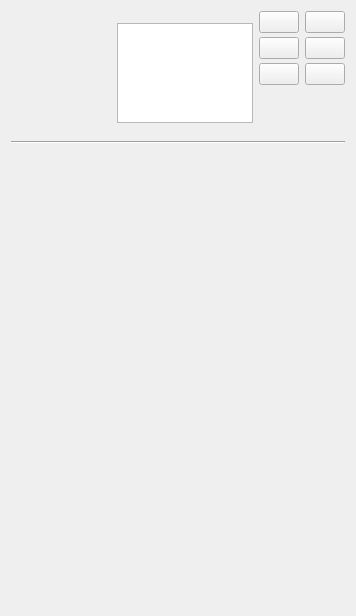
Old version of the form src/ui/qgssymbolselectordialogbase.ui in the repository qgis/QGIS.
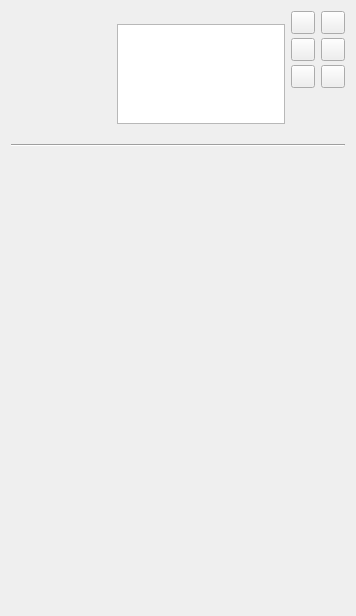
New version of the form. Custom widgets are drawn as their Qt base class.

Commit message: Expose option to color lock symbol layers for selected features in GUI

```diff
--- a/src/ui/qgssymbolselectordialogbase.ui
+++ b/src/ui/qgssymbolselectordialogbase.ui
@@ -75,7 +75,7 @@
         <number>4</number>
        </property>
        <item>
-        <widget class="QPushButton" name="btnAddLayer">
+        <widget class="QToolButton" name="btnAddLayer">
          <property name="maximumSize">
           <size>
            <width>50</width>
@@ -85,10 +85,13 @@
          <property name="toolTip">
           <string>Add symbol layer</string>
          </property>
+         <property name="autoRaise">
+          <bool>false</bool>
+         </property>
         </widget>
        </item>
        <item>
-        <widget class="QPushButton" name="btnRemoveLayer">
+        <widget class="QToolButton" name="btnRemoveLayer">
          <property name="maximumSize">
           <size>
            <width>50</width>
@@ -98,10 +101,13 @@
          <property name="toolTip">
           <string>Remove symbol layer</string>
          </property>
+         <property name="autoRaise">
+          <bool>false</bool>
+         </property>
         </widget>
        </item>
        <item>
-        <widget class="QPushButton" name="btnDuplicate">
+        <widget class="QToolButton" name="btnDuplicate">
          <property name="maximumSize">
           <size>
            <width>50</width>
@@ -114,6 +120,9 @@
          <property name="text">
           <string/>
          </property>
+         <property name="autoRaise">
+          <bool>false</bool>
+         </property>
         </widget>
        </item>
        <item>
@@ -140,7 +149,7 @@
         <number>4</number>
        </property>
        <item>
-        <widget class="QPushButton" name="btnUp">
+        <widget class="QToolButton" name="btnUp">
          <property name="maximumSize">
           <size>
            <width>50</width>
@@ -150,10 +159,13 @@
          <property name="toolTip">
           <string>Move up</string>
          </property>
+         <property name="autoRaise">
+          <bool>false</bool>
+         </property>
         </widget>
        </item>
        <item>
-        <widget class="QPushButton" name="btnDown">
+        <widget class="QToolButton" name="btnDown">
          <property name="maximumSize">
           <size>
            <width>50</width>
@@ -163,10 +175,13 @@
          <property name="toolTip">
           <string>Move down</string>
          </property>
+         <property name="autoRaise">
+          <bool>false</bool>
+         </property>
         </widget>
        </item>
        <item>
-        <widget class="QPushButton" name="btnLock">
+        <widget class="QToolButton" name="btnLock">
          <property name="maximumSize">
           <size>
            <width>50</width>
@@ -179,6 +194,9 @@
          <property name="checkable">
           <bool>true</bool>
          </property>
+         <property name="autoRaise">
+          <bool>false</bool>
+         </property>
         </widget>
        </item>
        <item>
@@ -254,8 +272,8 @@
        <rect>
         <x>0</x>
         <y>0</y>
-        <width>332</width>
-        <height>413</height>
+        <width>338</width>
+        <height>442</height>
        </rect>
       </property>
       <layout class="QVBoxLayout" name="verticalLayout">
```
Left out of the diff: 12 changed lines with no effect on the pictures. The commit also changes 7 other files.
